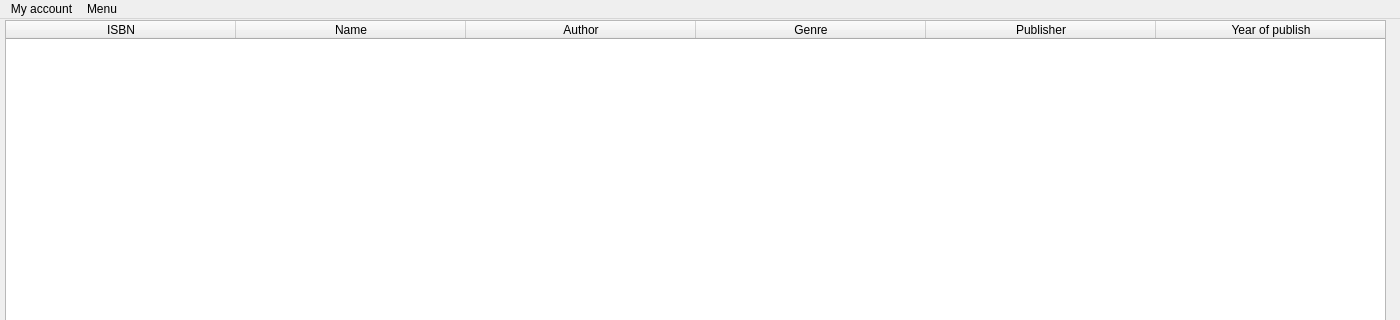
Old version of the form source/glybook.ui in the repository sophieham/Glybook; both pictures show x 0 to 1400 and y 0 to 320 of the 1400 by 800 pixel window.
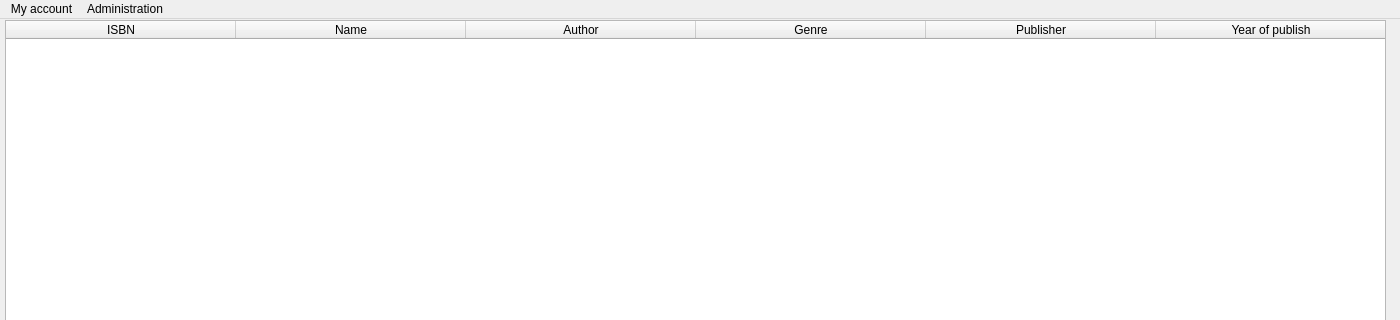
New version of the form. Icons and pictures are not drawn.

The edit to the form file:
```diff
--- a/source/glybook.ui
+++ b/source/glybook.ui
@@ -149,7 +149,7 @@
      <bool>false</bool>
     </property>
     <property name="title">
-     <string>Menu</string>
+     <string>Administration</string>
     </property>
     <addaction name="actionAddBook"/>
     <addaction name="separator"/>
```
Left out of the diff: 2 changed lines with no effect on the pictures.
